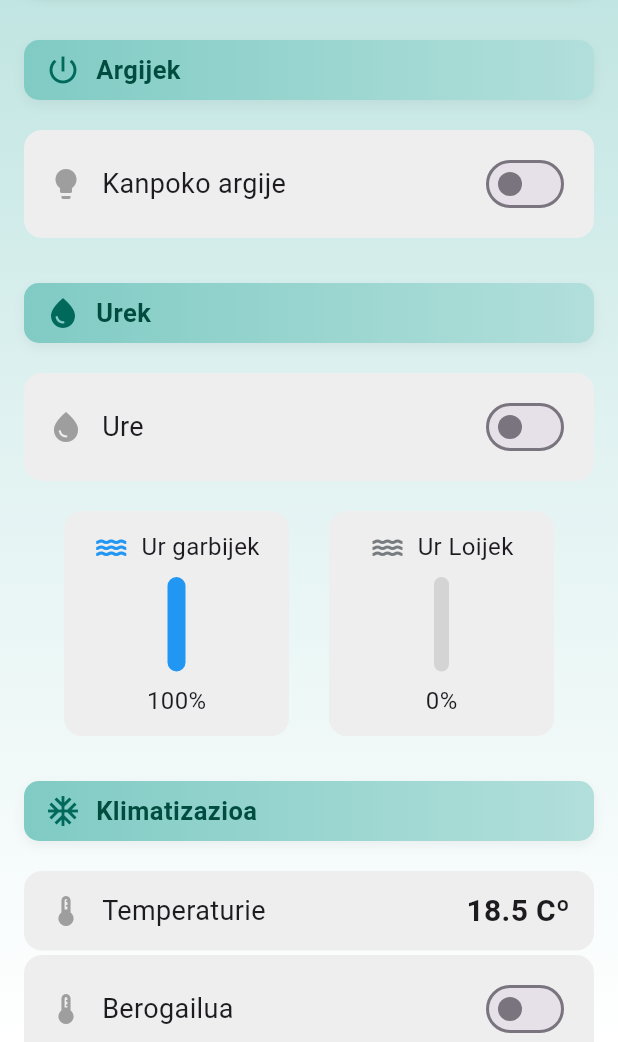
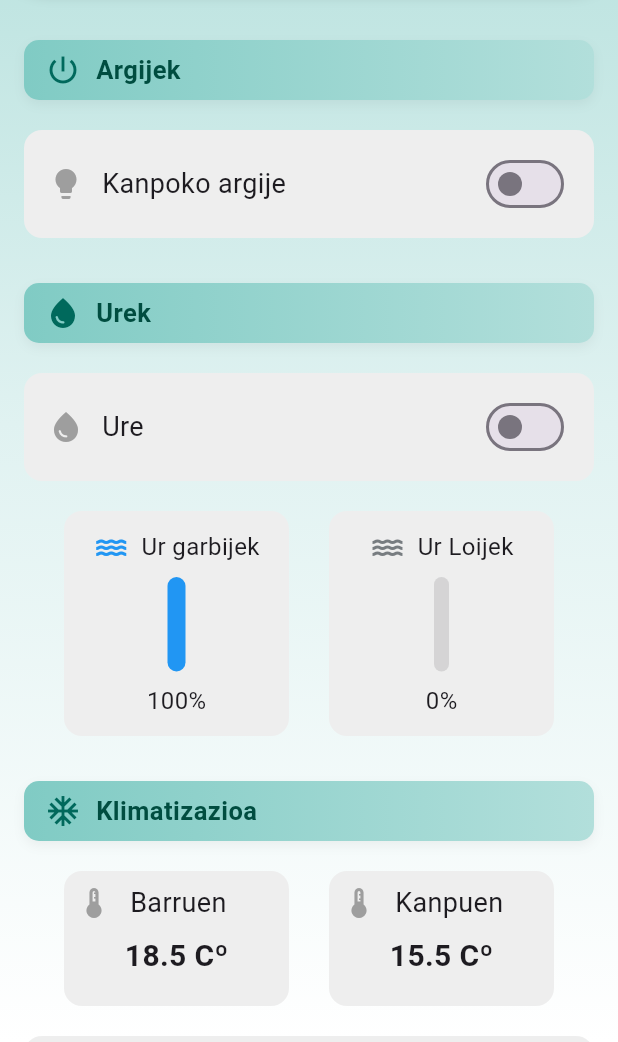
Before and after one commit to perikobermio/iratxo, a Flutter app: the Home screen opened directly, on a phone screen of 412 x 824 dp, the part 194-1236 px from its top. Run offline on Flutter 3.47's test engine with Material 3 defaults, Android fonts, the light colour scheme and no system bars; our stand-ins replace flutter_blue_plus.

Commit message:
out temp

```diff
--- a/lib/data.dart
+++ b/lib/data.dart
@@ -17,6 +17,7 @@ class Data {
     'energy_cabine':        ValueNotifier<double>(13.5),
     'energy_room':          ValueNotifier<double>(13.4),
     'room_temp':            ValueNotifier<double>(18.5),
+    'out_temp':             ValueNotifier<double>(15.5),
     'ampere_loading':       ValueNotifier<double>(1.7),
     'ampere_comsum':        ValueNotifier<double>(1.1),
   };
@@ -32,6 +33,7 @@ class Data {
     if (response.containsKey('ENERGY_CABINE'))          v['energy_cabine'].value          = response['ENERGY_CABINE'].toDouble();
     if (response.containsKey('ENERGY_ROOM'))            v['energy_room'].value            = response['ENERGY_ROOM'].toDouble();
     if (response.containsKey('ROOM_TEMP'))              v['room_temp'].value              = response['ROOM_TEMP'].toDouble();
+    if (response.containsKey('OUT_TEMP'))               v['out_temp'].value               = response['OUT_TEMP'].toDouble();
     if (response.containsKey('AMPERE_LOADING'))         v['ampere_loading'].value         = response['AMPERE_LOADING'].toDouble();
     if (response.containsKey('AMPERE_COMSUM'))          v['ampere_loading'].value         = response['AMPERE_COMSUM'].toDouble();
   }
--- a/lib/home.dart
+++ b/lib/home.dart
@@ -191,18 +191,31 @@ class _HomeState extends State<Home> {
                       icon: Icons.ac_unit,
                       children: [
                         const SizedBox(height: 20),
-                        InfoWidget(
-                          value: data.v['room_temp'],
-                          unit: 'Cº',
-                          title: 'Temperaturie',
-                          icon: const Icon(Icons.device_thermostat, color: Colors.grey),
+                        Row(
+                          mainAxisAlignment: MainAxisAlignment.spaceEvenly,
+                          children: [
+                            InfoWidget(
+                              value: data.v['room_temp'],
+                              unit: 'Cº',
+                              title: 'Barruen',
+                              compact: true,
+                              icon: const Icon(Icons.device_thermostat, color: Colors.grey),
+                            ),
+                            InfoWidget(
+                              value: data.v['out_temp'],
+                              unit: 'Cº',
+                              title: 'Kanpuen',
+                              compact: true,
+                              icon: const Icon(Icons.thermostat, color: Colors.grey),
+                            ),
+                          ]
                         ),
-                        const SizedBox(height: 3),
+                        const SizedBox(height: 20),
                         HorizontalDinamycSlide(
                           state: data.v['hot_state'],
                           value: data.v['hot_temp'],
                           title: 'Berogailua',
-                          icons: Icons.thermostat,
+                          icons: Icons.fireplace,
                         ),
                         const SizedBox(height: 20),
                         TripleSwitchWidget(
```
